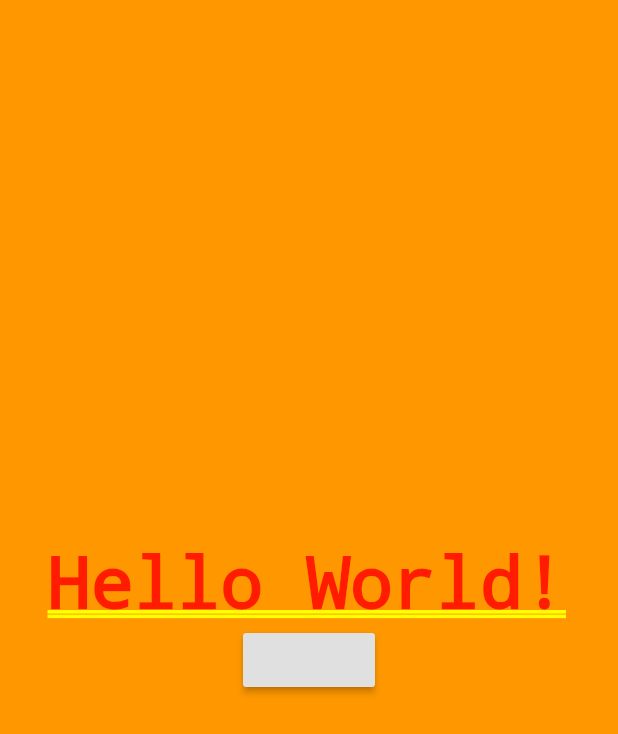
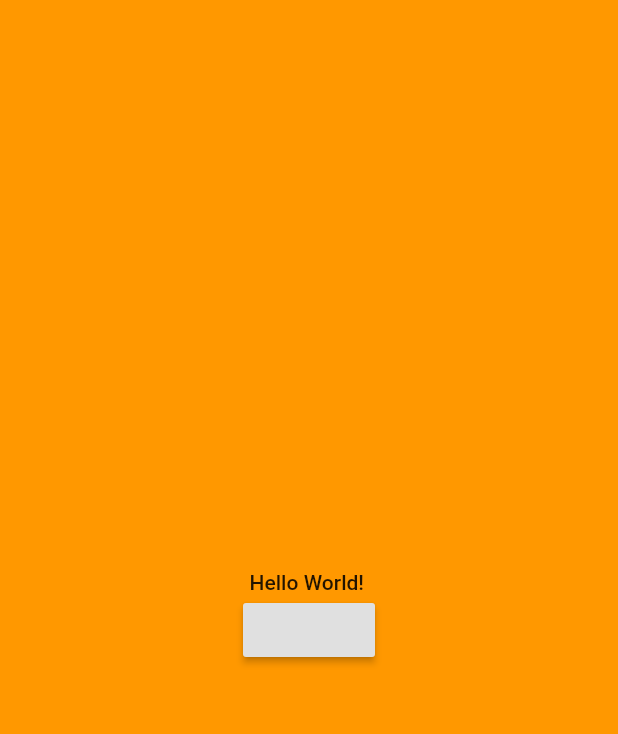
Before and after one commit to Hallis1221/Modlar, a Flutter app: the screen it shows after launch, on a phone screen of 412 x 824 dp. Shown: the top 734 px of the screen. Run offline on Flutter 3.47's test engine with Material 2 defaults, Android fonts, the phone set to English and light mode, and no system bars; our stand-ins replace flutter_colorpicker, get_it, logger, rxdart; generated files the repository leaves out were written again.

Commit message:
:wc: Wrap the example homepage in a scaffold

```diff
--- a/ukeplanr_template/lib/UI/screens/testing/home/helloWorld.dart
+++ b/ukeplanr_template/lib/UI/screens/testing/home/helloWorld.dart
@@ -10,19 +10,24 @@ class PlaceholderWidget extends StatelessWidget {
 
   @override
   Widget build(BuildContext context) {
-    return Container(
-      color: Theme.of(context).backgroundColor,
+    return Scaffold(
+      backgroundColor: Theme.of(context).backgroundColor,
+      body: Center(
+        child: Container(
           child: Column(
             mainAxisAlignment: MainAxisAlignment.center,
             children: [
               SelectableText(
                 AppLocalizations.of(context)!.helloWorld,
+                style: Theme.of(context).textTheme.bodyText1,
               ),
               ChangeLocale(
                 newLocale: Locale('no', 'NB'),
               ),
             ],
           ),
+        ),
+      ),
     );
   }
 }
```
Lines whose indentation alone changed are shown as unchanged.
